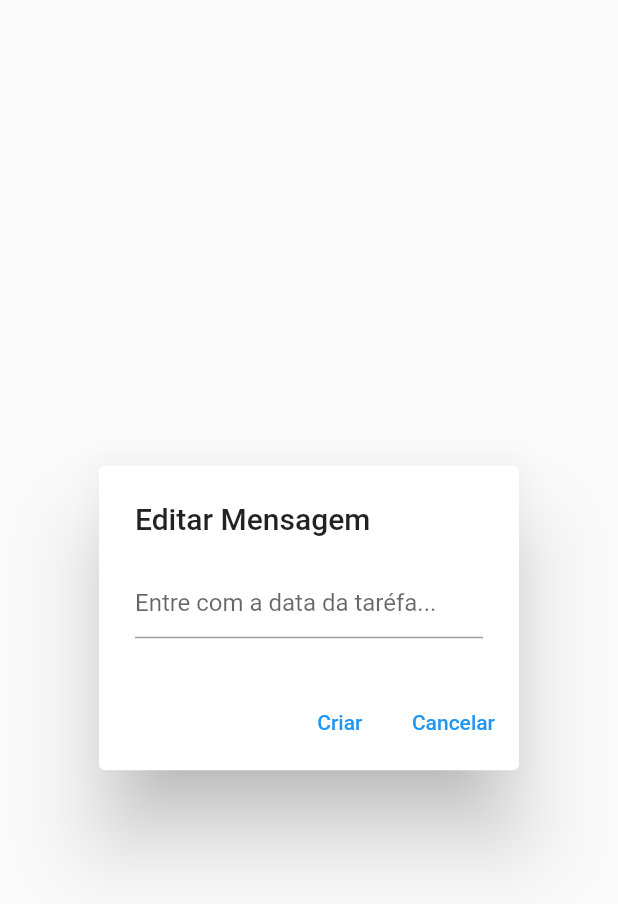
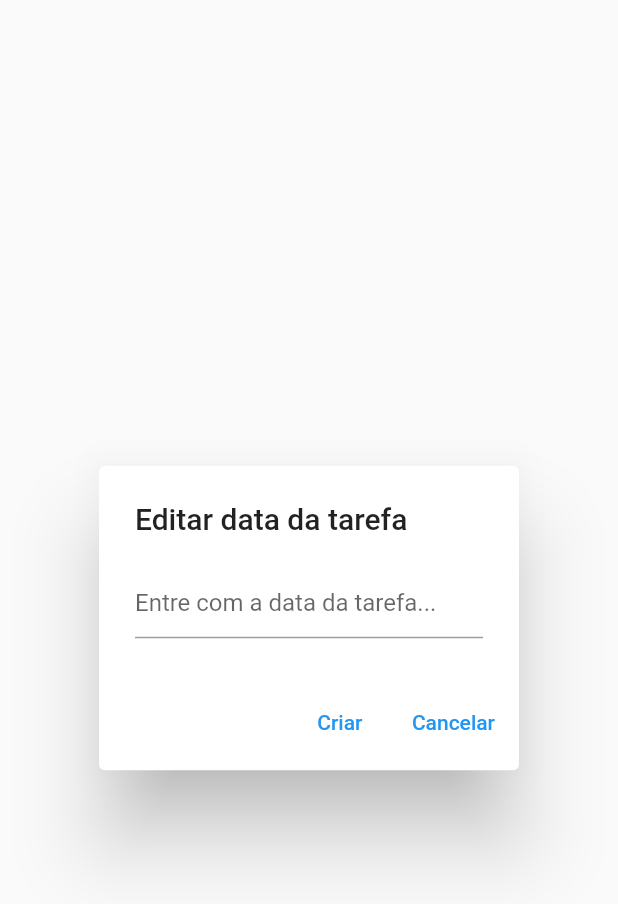
Before and after one commit to BrunoVollin/Hello-World-Flutter-Firebase, a Flutter app: the UpdateToDo widget shown alone on an empty page, opened directly with empty values, on a phone screen of 412 x 824 dp. Shown: the top 904 px of the screen. Run offline on Flutter 3.47's test engine with Material 2 defaults, Android fonts, the phone set to English and light mode, and no system bars; our stand-ins replace firebase_core, firebase_database; accounts and stored records are empty; network calls fail.

Commit message:
name fixed

```diff
--- a/lib/view/todo_page.dart
+++ b/lib/view/todo_page.dart
@@ -68,7 +68,7 @@ class _ToDoPageState extends State<ToDoPage> {
                 alignment: Alignment.center,
                 height: double.maxFinite,
                 child: const Text(
-                  "Adicione uma Taréfa\n 😉",
+                  "Adicione uma Tarefa\n 😉",
                   textAlign: TextAlign.center,
                   style: TextStyle(
                     color: Colors.blue,
--- a/lib/widgets/create_todo.dart
+++ b/lib/widgets/create_todo.dart
@@ -26,12 +26,12 @@ class CreateToDo extends StatelessWidget {
             TextField(
               onChanged: (text) => onChangedText(text),
               decoration: const InputDecoration(
-                  hintText: "Entre com o Texto da taréfa..."),
+                  hintText: "Entre com o texto da tarefa..."),
             ),
             TextField(
               onChanged: (text) => onChangedDueDate(text),
               decoration: const InputDecoration(
-                  hintText: "Entre com a data da taréfa..."),
+                  hintText: "Entre com a data da tarefa..."),
             ),
           ],
         ),
--- a/lib/widgets/update_todo.dart
+++ b/lib/widgets/update_todo.dart
@@ -20,12 +20,12 @@ class UpdateToDo extends StatelessWidget {
   @override
   Widget build(BuildContext context) {
     return AlertDialog(
-      title: const Text("Editar Mensagem"),
+      title: const Text("Editar data da tarefa"),
       content: TextField(
         controller: TextEditingController()..text = dueDate,
         onChanged: (text) => onChangedDueDate(text),
         decoration:
-            const InputDecoration(hintText: "Entre com a data da taréfa..."),
+            const InputDecoration(hintText: "Entre com a data da tarefa..."),
       ),
       actions: [
         TextButton(
```
Also changed, not shown: lib/model/todo.dart (+7 -0 lines).
